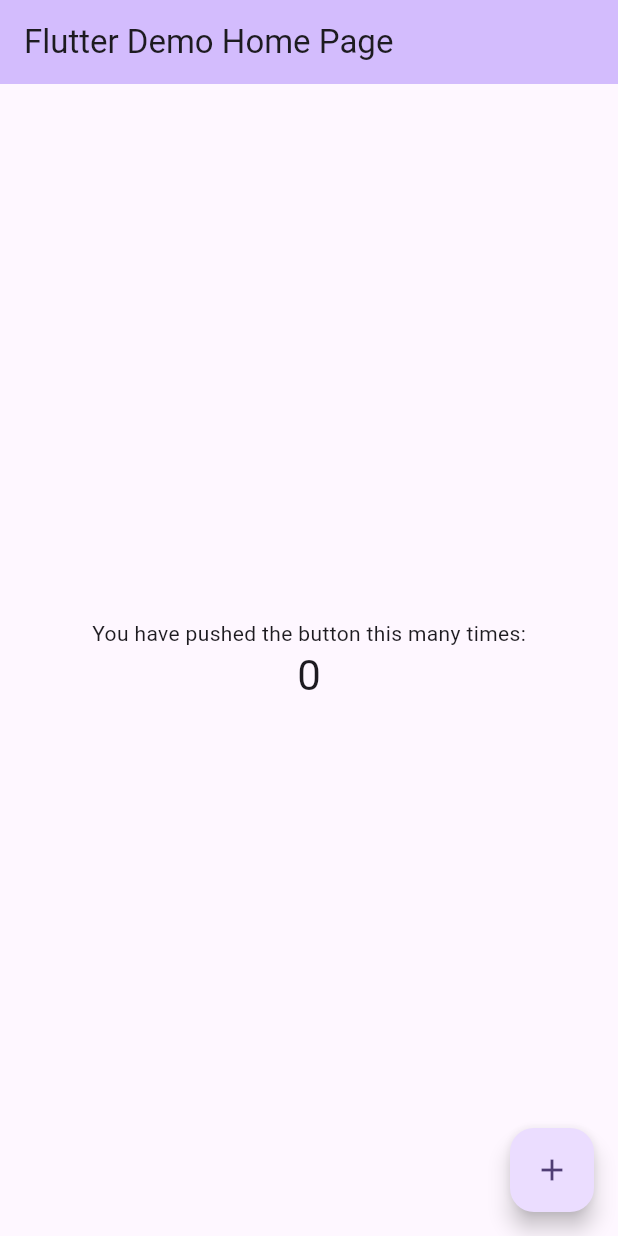
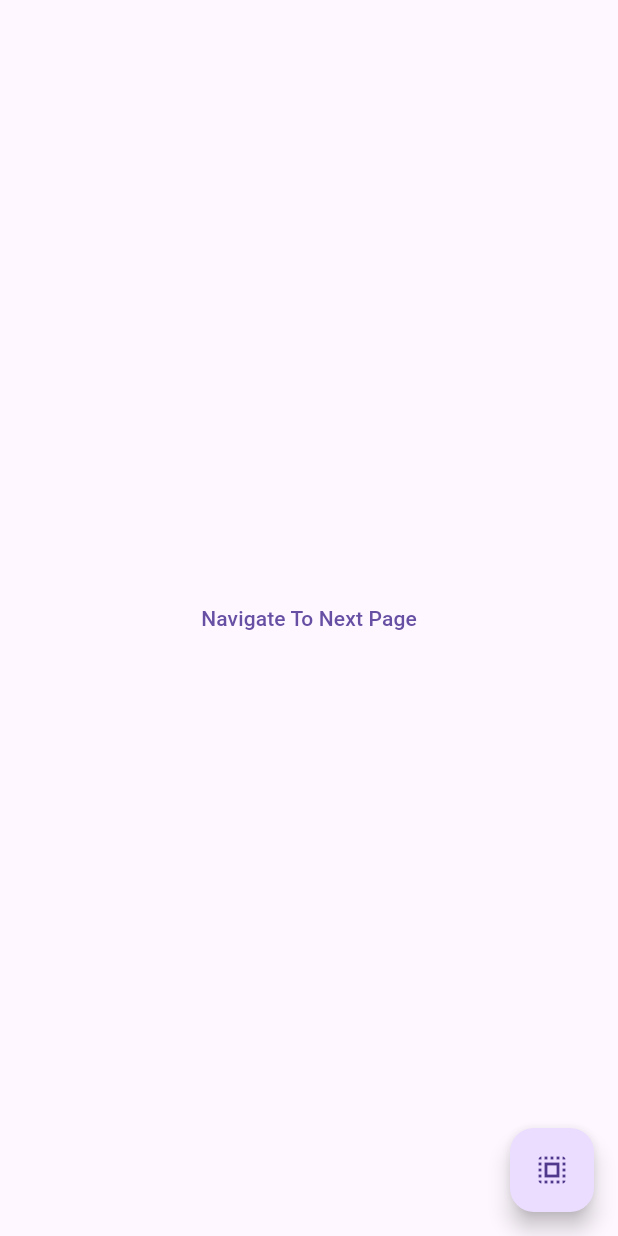
Before and after one commit to lucavenir/riverpod_persist_problem, a Flutter app: the screen it shows after launch, on a phone screen of 412 x 824 dp. Run offline on Flutter 3.47's test engine with Material 3 defaults, Android fonts, the phone set to English and light mode, and no system bars; our stand-ins replace flutter_riverpod.

Commit message:
can't actually reproduce

```diff
--- a/lib/main.dart
+++ b/lib/main.dart
@@ -1,123 +1,100 @@
 import 'package:flutter/material.dart';
 import 'package:flutter_riverpod/flutter_riverpod.dart';
 
-void main() {
-  runApp(ProviderScope(child: const MyApp()));
+class FetchItemsNotifier extends Notifier<int> {
+  @protected
+  var internalState = 5;
+  @override
+  build() {
+    ref.onDispose(() => print('onDispose'));
+    ref.onCancel(() => print('onCancel'));
+    ref.onResume(() => print('onResume'));
+    return 5;
+  }
+
+  void add() {
+    state = state + 1;
+    internalState = state;
+  }
 }
 
-class MyApp extends StatelessWidget {
-  const MyApp({super.key});
+final fetchItemProvider = NotifierProvider<FetchItemsNotifier, int>(
+  FetchItemsNotifier.new,
+);
 
-  // This widget is the root of your application.
+void main() {
+  runApp(const ProviderScope(child: MaterialApp(home: MyHomePage())));
+}
+
+class MyHomePage extends ConsumerWidget {
+  const MyHomePage({super.key});
+
   @override
-  Widget build(BuildContext context) {
-    return MaterialApp(
-      title: 'Flutter Demo',
-      theme: ThemeData(
-        // This is the theme of your application.
-        //
-        // TRY THIS: Try running your application with "flutter run". You'll see
-        // the application has a purple toolbar. Then, without quitting the app,
-        // try changing the seedColor in the colorScheme below to Colors.green
-        // and then invoke "hot reload" (save your changes or press the "hot
-        // reload" button in a Flutter-supported IDE, or press "r" if you used
-        // the command line to start the app).
-        //
-        // Notice that the counter didn't reset back to zero; the application
-        // state is not lost during the reload. To reset the state, use hot
-        // restart instead.
-        //
-        // This works for code too, not just values: Most code changes can be
-        // tested with just a hot reload.
-        colorScheme: ColorScheme.fromSeed(seedColor: Colors.deepPurple),
+  Widget build(BuildContext context, WidgetRef ref) {
+    return Scaffold(
+      floatingActionButton: FloatingActionButton(
+        child: Icon(Icons.select_all),
+        onPressed: () {
+          print('does exist: ${ref.exists(fetchItemProvider)}');
+          print(
+            'internal State: ${ref.read(fetchItemProvider.notifier).internalState}',
+          );
+        },
       ),
-      home: const MyHomePage(title: 'Flutter Demo Home Page'),
+      body: Center(
+        child: TextButton(
+          onPressed: () {
+            print('Navigate To Next Page');
+            Navigator.of(
+              context,
+            ).push(MaterialPageRoute(builder: (_) => MyHomePage2()));
+          },
+          child: Text('Navigate To Next Page'),
+        ),
+      ),
     );
   }
 }
 
-class MyHomePage extends StatefulWidget {
-  const MyHomePage({super.key, required this.title});
-
-  // This widget is the home page of your application. It is stateful, meaning
-  // that it has a State object (defined below) that contains fields that affect
-  // how it looks.
-
-  // This class is the configuration for the state. It holds the values (in this
-  // case the title) provided by the parent (in this case the App widget) and
-  // used by the build method of the State. Fields in a Widget subclass are
-  // always marked "final".
-
-  final String title;
+class MyHomePage2 extends ConsumerStatefulWidget {
+  const MyHomePage2({super.key});
 
   @override
-  State<MyHomePage> createState() => _MyHomePageState();
+  ConsumerState<MyHomePage2> createState() => _MyHomePage2State();
 }
 
-class _MyHomePageState extends State<MyHomePage> {
-  int _counter = 0;
-
-  void _incrementCounter() {
-    setState(() {
-      // This call to setState tells the Flutter framework that something has
-      // changed in this State, which causes it to rerun the build method below
-      // so that the display can reflect the updated values. If we changed
-      // _counter without calling setState(), then the build method would not be
-      // called again, and so nothing would appear to happen.
-      _counter++;
-    });
+class _MyHomePage2State extends ConsumerState<MyHomePage2> {
+  @override
+  void deactivate() {
+    ref.invalidate(fetchItemProvider);
+    super.deactivate();
   }
 
   @override
   Widget build(BuildContext context) {
-    // This method is rerun every time setState is called, for instance as done
-    // by the _incrementCounter method above.
-    //
-    // The Flutter framework has been optimized to make rerunning build methods
-    // fast, so that you can just rebuild anything that needs updating rather
-    // than having to individually change instances of widgets.
     return Scaffold(
-      appBar: AppBar(
-        // TRY THIS: Try changing the color here to a specific color (to
-        // Colors.amber, perhaps?) and trigger a hot reload to see the AppBar
-        // change color while the other colors stay the same.
-        backgroundColor: Theme.of(context).colorScheme.inversePrimary,
-        // Here we take the value from the MyHomePage object that was created by
-        // the App.build method, and use it to set our appbar title.
-        title: Text(widget.title),
+      appBar: AppBar(),
+      floatingActionButton: Row(
+        spacing: 16,
+        mainAxisAlignment: MainAxisAlignment.end,
+        children: [
+          FloatingActionButton(
+            heroTag: 'Exist',
+            child: Icon(Icons.select_all),
+            onPressed: () {
+              print('does exist: ${ref.exists(fetchItemProvider)}');
+              print(
+                'internal State: ${ref.read(fetchItemProvider.notifier).internalState}',
+              );
+            },
+          ),
+          FloatingActionButton(
+            child: Icon(Icons.add),
+            onPressed: () => ref.read(fetchItemProvider.notifier).add(),
+          ),
+        ],
       ),
-      body: Center(
-        // Center is a layout widget. It takes a single child and positions it
-        // in the middle of the parent.
-        child: Column(
-          // Column is also a layout widget. It takes a list of children and
-          // arranges them vertically. By default, it sizes itself to fit its
-          // children horizontally, and tries to be as tall as its parent.
-          //
-          // Column has various properties to control how it sizes itself and
-          // how it positions its children. Here we use mainAxisAlignment to
-          // center the children vertically; the main axis here is the vertical
-          // axis because Columns are vertical (the cross axis would be
-          // horizontal).
-          //
-          // TRY THIS: Invoke "debug painting" (choose the "Toggle Debug Paint"
-          // action in the IDE, or press "p" in the console), to see the
-          // wireframe for each widget.
-          mainAxisAlignment: MainAxisAlignment.center,
-          children: <Widget>[
-            const Text('You have pushed the button this many times:'),
-            Text(
-              '$_counter',
-              style: Theme.of(context).textTheme.headlineMedium,
-            ),
-          ],
-        ),
-      ),
-      floatingActionButton: FloatingActionButton(
-        onPressed: _incrementCounter,
-        tooltip: 'Increment',
-        child: const Icon(Icons.add),
-      ), // This trailing comma makes auto-formatting nicer for build methods.
+      body: Center(child: Text(ref.watch(fetchItemProvider).toString())),
     );
   }
 }
```
